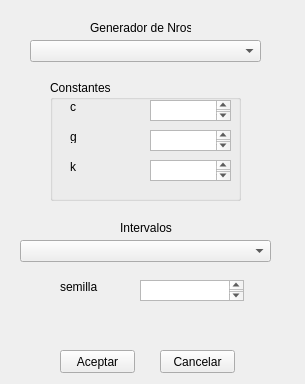
Qt form ui/main.ui (83723-matias-perlo/sim_tp1_utn) before a commit.
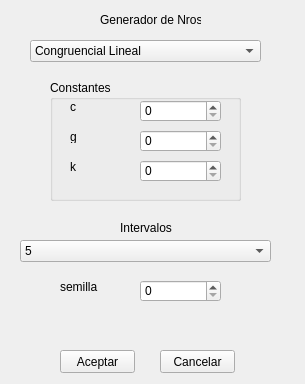
The same form after that commit.

```diff
--- a/ui/main.ui
+++ b/ui/main.ui
@@ -17,10 +17,10 @@
    <widget class="QLabel" name="lblGeneradorNro">
     <property name="geometry">
      <rect>
-      <x>90</x>
-      <y>20</y>
+      <x>100</x>
+      <y>10</y>
       <width>101</width>
-      <height>16</height>
+      <height>20</height>
      </rect>
     </property>
     <property name="maximumSize">
@@ -42,6 +42,21 @@
       <height>22</height>
      </rect>
     </property>
+    <item>
+     <property name="text">
+      <string>Congruencial Lineal</string>
+     </property>
+    </item>
+    <item>
+     <property name="text">
+      <string>Funcion del lenguaje utilizado?</string>
+     </property>
+    </item>
+    <item>
+     <property name="text">
+      <string>Cungruencial Multiplicativo</string>
+     </property>
+    </item>
    </widget>
    <widget class="QComboBox" name="cmbIntervalos">
     <property name="geometry">
@@ -52,6 +67,26 @@
       <height>22</height>
      </rect>
     </property>
+    <item>
+     <property name="text">
+      <string>5</string>
+     </property>
+    </item>
+    <item>
+     <property name="text">
+      <string>10</string>
+     </property>
+    </item>
+    <item>
+     <property name="text">
+      <string>15</string>
+     </property>
+    </item>
+    <item>
+     <property name="text">
+      <string>20</string>
+     </property>
+    </item>
    </widget>
    <widget class="QLabel" name="label_6">
     <property name="geometry">
@@ -91,27 +126,7 @@
     <property name="title">
      <string>Constantes</string>
     </property>
-    <widget class="QTextEdit" name="txtG">
-     <property name="geometry">
-      <rect>
-       <x>100</x>
-       <y>50</y>
-       <width>81</width>
-       <height>21</height>
-      </rect>
-     </property>
-    </widget>
-    <widget class="QTextEdit" name="txtK">
-     <property name="geometry">
-      <rect>
-       <x>100</x>
-       <y>80</y>
-       <width>81</width>
-       <height>21</height>
-      </rect>
-     </property>
-    </widget>
-    <widget class="QLabel" name="label_2">
+    <widget class="QLabel" name="gLabel">
      <property name="geometry">
       <rect>
        <x>20</x>
@@ -137,23 +152,7 @@
       <string>k</string>
      </property>
     </widget>
-    <widget class="QTextEdit" name="txtC">
-     <property name="enabled">
-      <bool>true</bool>
-     </property>
-     <property name="geometry">
-      <rect>
-       <x>100</x>
-       <y>20</y>
-       <width>81</width>
-       <height>21</height>
-      </rect>
-     </property>
-     <property name="readOnly">
-      <bool>false</bool>
-     </property>
-    </widget>
-    <widget class="QLabel" name="label_4">
+    <widget class="QLabel" name="cLabel">
      <property name="geometry">
       <rect>
        <x>20</x>
@@ -166,16 +165,36 @@
       <string>c</string>
      </property>
     </widget>
-   </widget>
-   <widget class="QTextEdit" name="txtSemilla">
-    <property name="geometry">
-     <rect>
-      <x>140</x>
-      <y>280</y>
-      <width>104</width>
-      <height>21</height>
-     </rect>
-    </property>
+    <widget class="QSpinBox" name="kBox">
+     <property name="geometry">
+      <rect>
+       <x>90</x>
+       <y>80</y>
+       <width>81</width>
+       <height>22</height>
+      </rect>
+     </property>
+    </widget>
+    <widget class="QSpinBox" name="gBox">
+     <property name="geometry">
+      <rect>
+       <x>90</x>
+       <y>50</y>
+       <width>81</width>
+       <height>22</height>
+      </rect>
+     </property>
+    </widget>
+    <widget class="QSpinBox" name="cBox">
+     <property name="geometry">
+      <rect>
+       <x>90</x>
+       <y>20</y>
+       <width>81</width>
+       <height>22</height>
+      </rect>
+     </property>
+    </widget>
    </widget>
    <widget class="QPushButton" name="btnAceptar">
     <property name="geometry">
@@ -203,6 +222,16 @@
      <string>Cancelar</string>
     </property>
    </widget>
+   <widget class="QSpinBox" name="semillaBox">
+    <property name="geometry">
+     <rect>
+      <x>140</x>
+      <y>280</y>
+      <width>81</width>
+      <height>22</height>
+     </rect>
+    </property>
+   </widget>
   </widget>
  </widget>
  <resources/>
```
Left out of the diff: 6 changed lines with no effect on the pictures.
